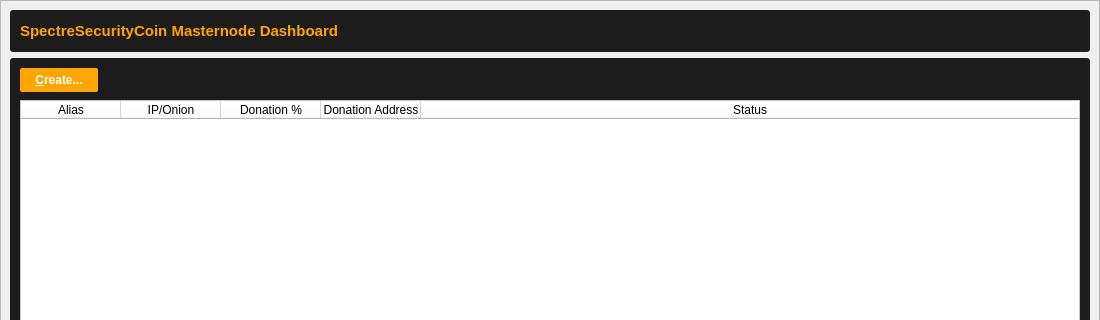
The window that src/qt/forms/masternodemanager.ui (SpectreSecurityCoin/SpectreSecurityCoin) describes before a commit, drawn with Qt 5; both pictures show x 0 to 1100 and y 0 to 320 of the 1100 by 750 pixel window.
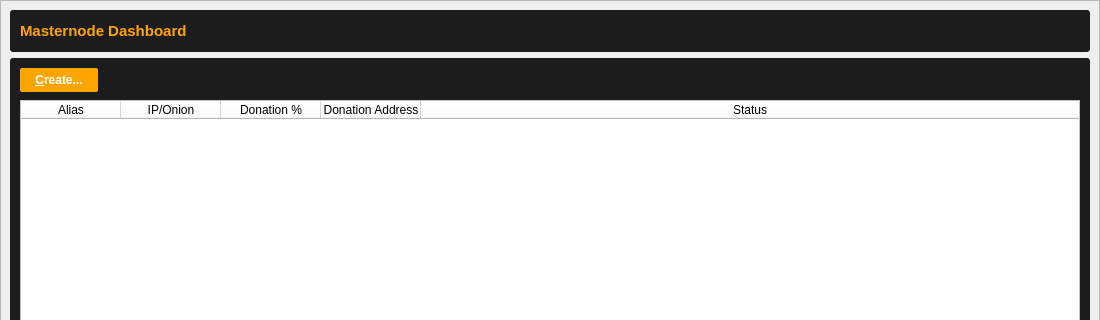
The same window after the commit.

```diff
--- a/src/qt/forms/masternodemanager.ui
+++ b/src/qt/forms/masternodemanager.ui
@@ -174,7 +174,7 @@
 background-color:rgb(28, 28, 28);</string>
                     </property>
                     <property name="text">
-                     <string>SpectreSecurityCoin Masternode Dashboard</string>
+                     <string>Masternode Dashboard</string>
                     </property>
                    </widget>
                   </item>
```
